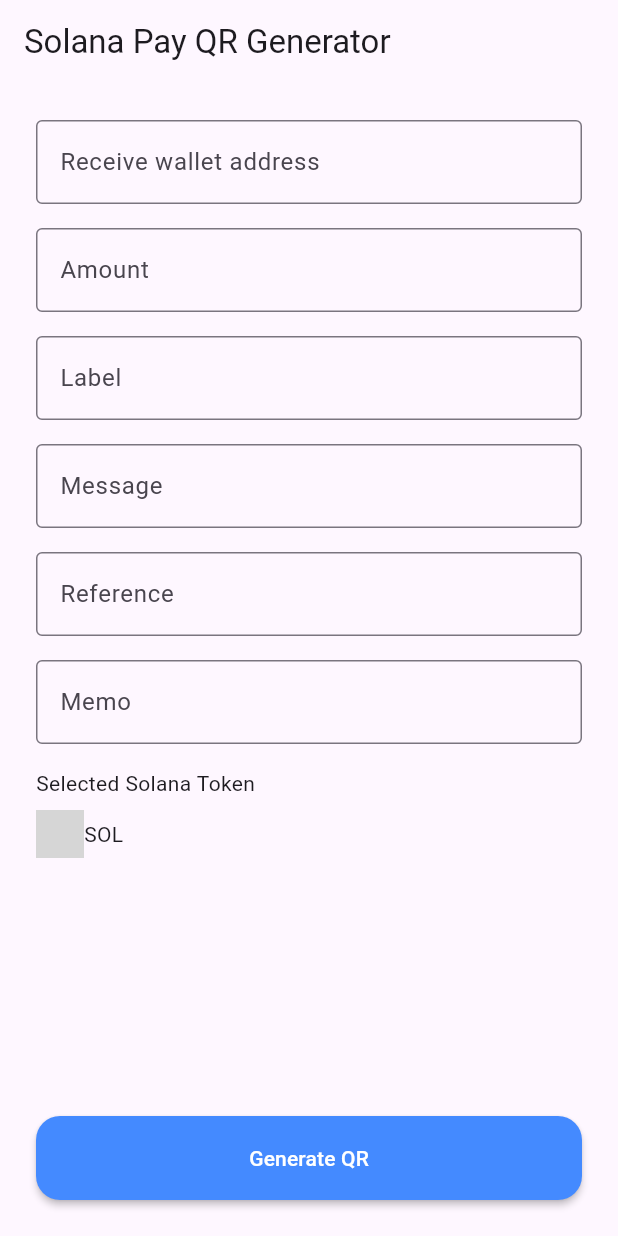
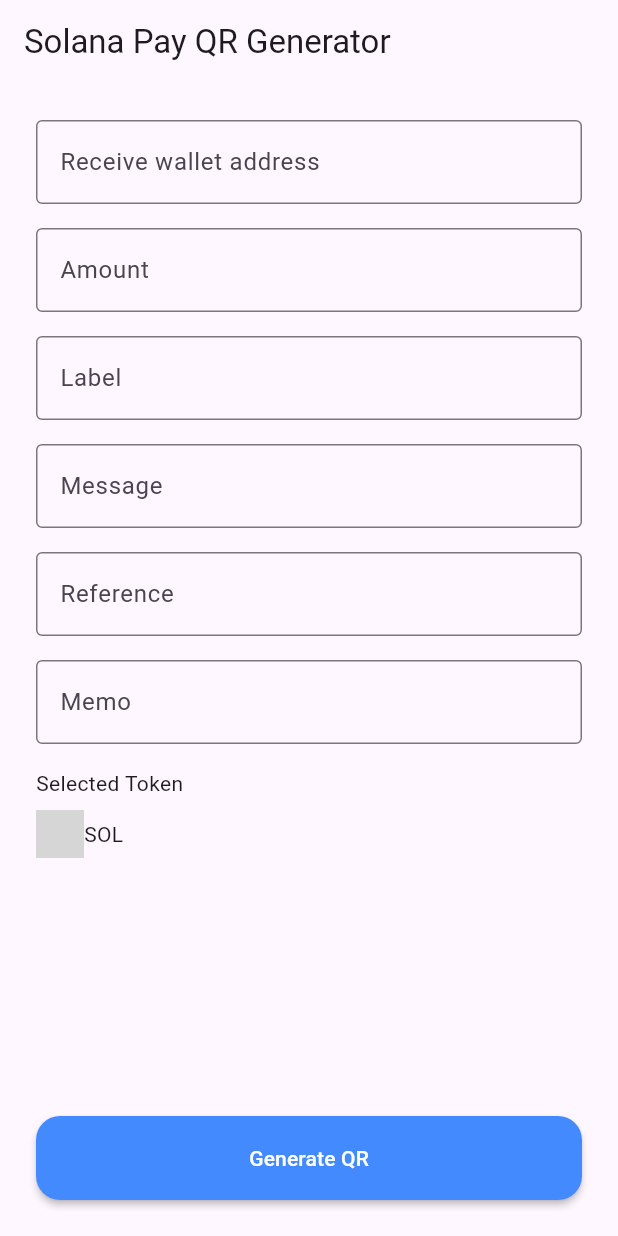
Before and after one commit to kackogut/solana_pay_generator, a Flutter app: the screen it shows after launch, on a phone screen of 412 x 824 dp. Run offline on Flutter 3.47's test engine with Material 2 defaults, Android fonts, the phone set to English and light mode, and no system bars; our stand-ins replace easy_localization, equatable, flutter_bloc, pretty_qr_code; missing offline and left inert: solana; network calls fail; grey boxes are pictures that could not be loaded.

Commit message:
Create sizes constants

```diff
--- a/assets/translations/en.json
+++ b/assets/translations/en.json
@@ -12,6 +12,7 @@
   "not_a_number_error_label": "Field must be a number",
   "empty_amount_error_label": "Amount must be higher than 0 if present",
   "field_missing_error_label": "Field is required",
+  "selected_token_label": "Selected Token",
   "key_not_base58_encoded_error_label": "Invalid value, must be base58 encoded",
   "key_length_invalid_error_label": "Key value must be between 32 and 44 characters",
   "token_picker_title": "Select token"
--- /dev/null
+++ b/lib/design/sizes.dart
@@ -0,0 +1,7 @@
+class Sizes {
+  static const iconLarge = 32.0;
+
+  static const actionButtonSize = 56.0;
+
+  static const qrCodeSize = 200.0;
+}
--- a/lib/design/token/token_row.dart
+++ b/lib/design/token/token_row.dart
@@ -1,5 +1,6 @@
 import 'package:flutter/cupertino.dart';
 
+import '../sizes.dart';
 import '../spacings.dart';
 
 class TokenPickerListItem extends StatelessWidget {
@@ -16,8 +17,8 @@ class TokenPickerListItem extends StatelessWidget {
       children: [
         Image.network(
           _imageUrl,
-          width: 32,
-          height: 32,
+          width: Sizes.iconLarge,
+          height: Sizes.iconLarge,
         ),
         const SizedBox(height: Spacing.small_100),
         Text(_symbol),
--- a/lib/feature/input/bloc/parameters_input_state.dart
+++ b/lib/feature/input/bloc/parameters_input_state.dart
@@ -54,7 +54,8 @@ class ParametersInputState extends Equatable {
         reference: reference ?? this.reference,
         memo: memo ?? this.memo,
         selectedToken: selectedToken ?? this.selectedToken,
-          selectableTokens: selectableTokens ?? this.selectableTokens);
+        selectableTokens: selectableTokens ?? this.selectableTokens,
+      );
 
   bool isValid() =>
       amount.isValid() && address.isValid() && reference.isValid();
--- a/lib/feature/input/components/selected_token_row.dart
+++ b/lib/feature/input/components/selected_token_row.dart
@@ -1,3 +1,4 @@
+import 'package:easy_localization/easy_localization.dart';
 import 'package:flutter/cupertino.dart';
 import 'package:flutter_bloc/flutter_bloc.dart';
 import 'package:sol_pay_gen/domain/token/token_data.dart';
@@ -5,6 +6,7 @@ import 'package:sol_pay_gen/feature/input/bloc/parameters_input_cubit.dart';
 
 import '../../../design/spacings.dart';
 import '../../../design/token/token_row.dart';
+import '../../../util/strings.dart';
 import '../../token/model/selectable_token_display.dart';
 import '../../token/token_picker.dart';
 
@@ -22,8 +24,8 @@ class SelectedTokenRow extends StatelessWidget {
   Widget build(BuildContext context) => Column(
     crossAxisAlignment: CrossAxisAlignment.start,
     children: [
-          const Text(
-            "Selected Solana Token",
+          Text(
+            S.selectedTokenLabel.tr(),
             textAlign: TextAlign.start,
           ),
           const SizedBox(height: Spacing.small_100),
--- a/lib/feature/input/parameters_input_screen.dart
+++ b/lib/feature/input/parameters_input_screen.dart
@@ -6,6 +6,7 @@ import 'package:sol_pay_gen/feature/qr/bloc/qr_generator_cubit.dart';
 import 'package:sol_pay_gen/feature/qr/bloc/qr_generator_state.dart';
 
 import '../../design/input/base_input.dart';
+import '../../design/sizes.dart';
 import '../../design/spacings.dart';
 import '../../util/strings.dart';
 import '../qr/qr_code_dialog.dart';
@@ -118,7 +119,7 @@ class InputBody extends StatelessWidget {
               shape: RoundedRectangleBorder(
                 borderRadius: BorderRadius.circular(Spacing.medium_100),
               ),
-              height: 56.0,
+              height: Sizes.actionButtonSize,
               child: Text(
                 S.generateQrButtonText.tr(),
                 style: const TextStyle(color: Colors.white),
--- a/lib/feature/qr/qr_code_dialog.dart
+++ b/lib/feature/qr/qr_code_dialog.dart
@@ -2,6 +2,7 @@ import 'package:easy_localization/easy_localization.dart';
 import 'package:flutter/material.dart';
 import 'package:pretty_qr_code/pretty_qr_code.dart';
 
+import '../../design/sizes.dart';
 import '../../design/spacings.dart';
 import '../../util/strings.dart';
 
@@ -27,8 +28,7 @@ class _QrCode extends StatelessWidget {
     return Padding(
       padding: const EdgeInsets.all(Spacing.medium_150),
       child: PrettyQr(
-        // image: AssetImage('images/twitter.png'),
-        size: 200,
+        size: Sizes.qrCodeSize,
         data: _data,
         errorCorrectLevel: QrErrorCorrectLevel.M,
         roundEdges: true,
--- a/lib/util/strings.dart
+++ b/lib/util/strings.dart
@@ -12,6 +12,7 @@ class S {
   static const referenceLabel = 'reference_label';
   static const memoLabel = 'memo_label';
   static const splTokenLabel = 'spl_token_label';
+  static const selectedTokenLabel = 'selected_token_label';
 
   // Buttons
   static const generateQrButtonText = 'generate_qr_button_text';
```
Also changed, not shown: lib/design/spacings.dart (+3 -5 lines). Lines whose indentation alone changed are shown as unchanged.
